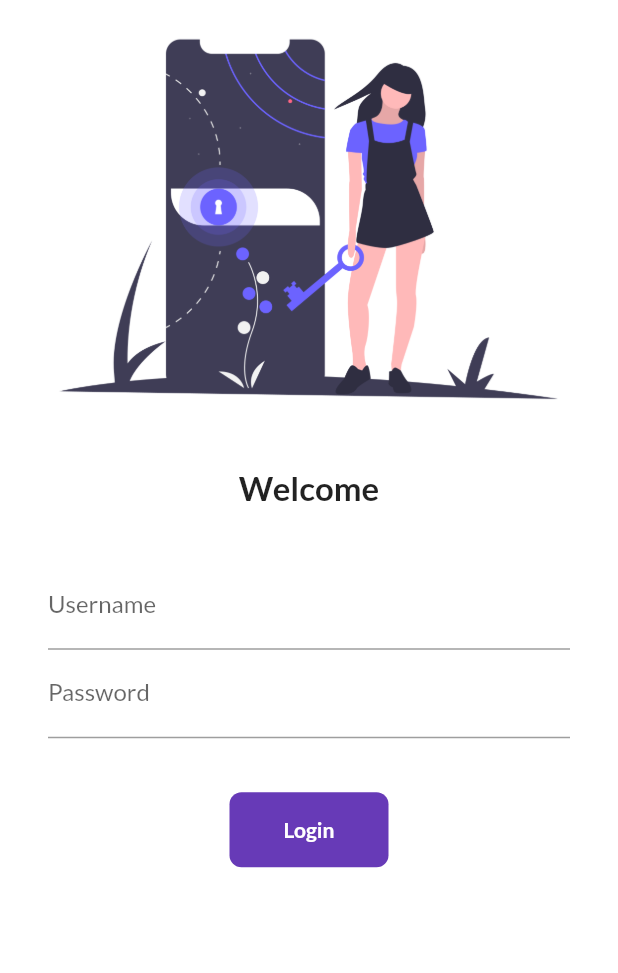
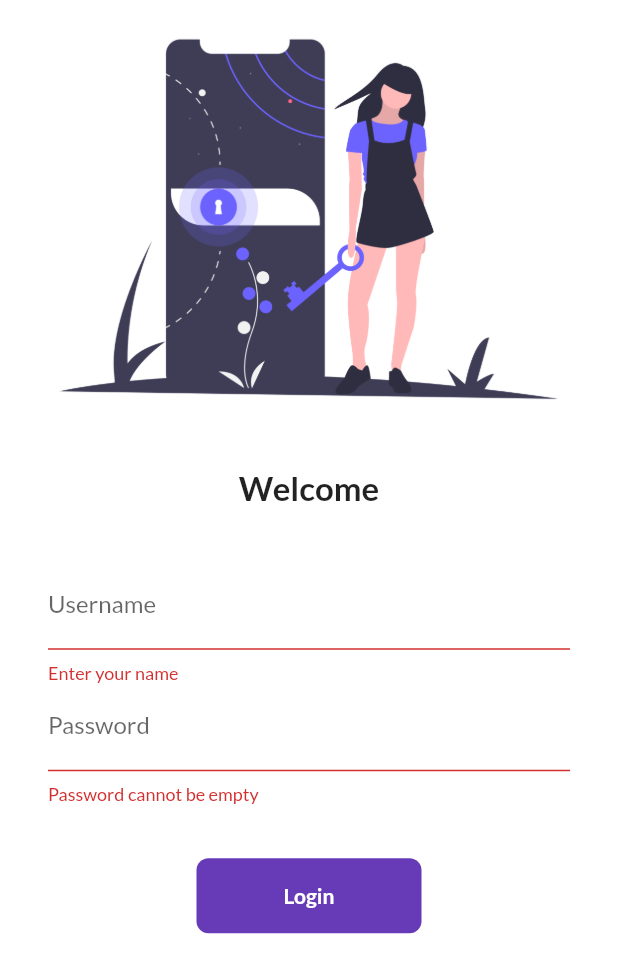
Before and after one commit to Hashim-Jan/catalog-app, a Flutter app: the screen it shows after launch, after a tap on "Login", on a phone screen of 412 x 824 dp. Shown: the top 973 px of the screen. Run offline on Flutter 3.47's test engine with Material 2 defaults, Android fonts, the phone set to English and light mode, and no system bars; our stand-ins replace google_fonts.

Commit message:
Day 8 completed

```diff
--- a/lib/screens/login_screen.dart
+++ b/lib/screens/login_screen.dart
@@ -8,11 +8,36 @@ class LoginScreen extends StatefulWidget {
 
 class _LoginScreenState extends State<LoginScreen> {
   bool changeButton=false;
+  final _formKey=GlobalKey<FormState>();
+  final _namecontroller=TextEditingController();
+  final _passwordcontroller=TextEditingController();
+
+  moveToHomeScreen(BuildContext context)async{
+    if(_formKey.currentState.validate()){
+      setState(() {
+        changeButton=true;
+      });
+      await Future.delayed(Duration(seconds: 2));
+      ///
+      /// Move to home screen
+      ///
+      await Navigator.pushNamed(context, AppRoutes.homeScreen);
+      _namecontroller.clear();
+      _passwordcontroller.clear();
+      setState(() {
+        changeButton=false;
+      });
+    }
+  }
+
+
   @override
   Widget build(BuildContext context) {
     return Material(
       color: Colors.white,
       child: SafeArea(
+        child: Form(
+          key: _formKey,
           child: Column(
             children: [
               ///
@@ -40,6 +65,13 @@ class _LoginScreenState extends State<LoginScreen> {
                     /// User name text field
                     ///
                     TextFormField(
+                      controller:_namecontroller,
+                      validator: (value){
+                        if(value.isEmpty){
+                          return "Enter your name";
+                        }
+                        return null;
+                      },
                       decoration: InputDecoration(
                         hintText: 'Enter Username',
                         labelText: 'Username',
@@ -49,6 +81,16 @@ class _LoginScreenState extends State<LoginScreen> {
                     /// Password text field
                     ///
                     TextFormField(
+                      controller: _passwordcontroller,
+                      validator: (value){
+                        if(value.isEmpty){
+                          return 'Password cannot be empty';
+                        }
+                        if(value.length < 6){
+                          return 'Password length must be 6 characters';
+                        }
+                        return null;
+                      },
                       obscureText: true,
                       decoration: InputDecoration(
                         hintText: 'Enter Password',
@@ -62,31 +104,16 @@ class _LoginScreenState extends State<LoginScreen> {
               ///
               /// Login Button
               ///
-            InkWell(
-              onTap: ()async{
-                setState(() {
-                  if(changeButton){
-                    changeButton=false;
-                  }
-                  else{
-                    changeButton=true;
-                  }
-                });
-                await Future.delayed(Duration(seconds: 2));
-                ///
-                /// Move to home screen
-                ///
-                Navigator.pushNamed(context, AppRoutes.homeScreen);
-              },
+              Material(
+                color: Colors.deepPurple,
+                borderRadius: BorderRadius.circular(8),
+                child: InkWell(
+                  onTap: ()=>moveToHomeScreen(context),
                   child: AnimatedContainer(
                     duration: Duration(seconds: 2),
                     height: 50,
                     width: changeButton?70:150,
                     alignment: Alignment.center,
-                decoration: BoxDecoration(
-                  color: Colors.deepPurple,
-                  borderRadius: BorderRadius.circular(8)
-                ),
                     child: Text(
                       'Login',
                       style: TextStyle(
@@ -96,7 +123,9 @@ class _LoginScreenState extends State<LoginScreen> {
                     ),
                   ),
                 ),
+              ),
             ],
+          ),
         ),
       ),
     );
```
Lines whose indentation alone changed are shown as unchanged.
